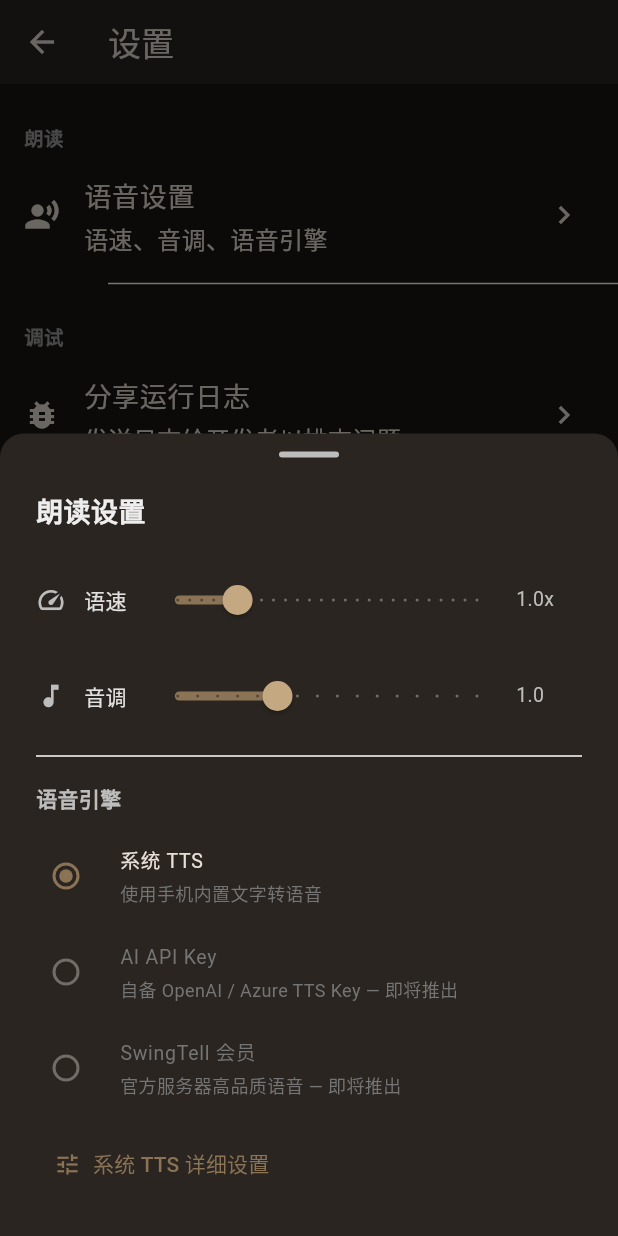
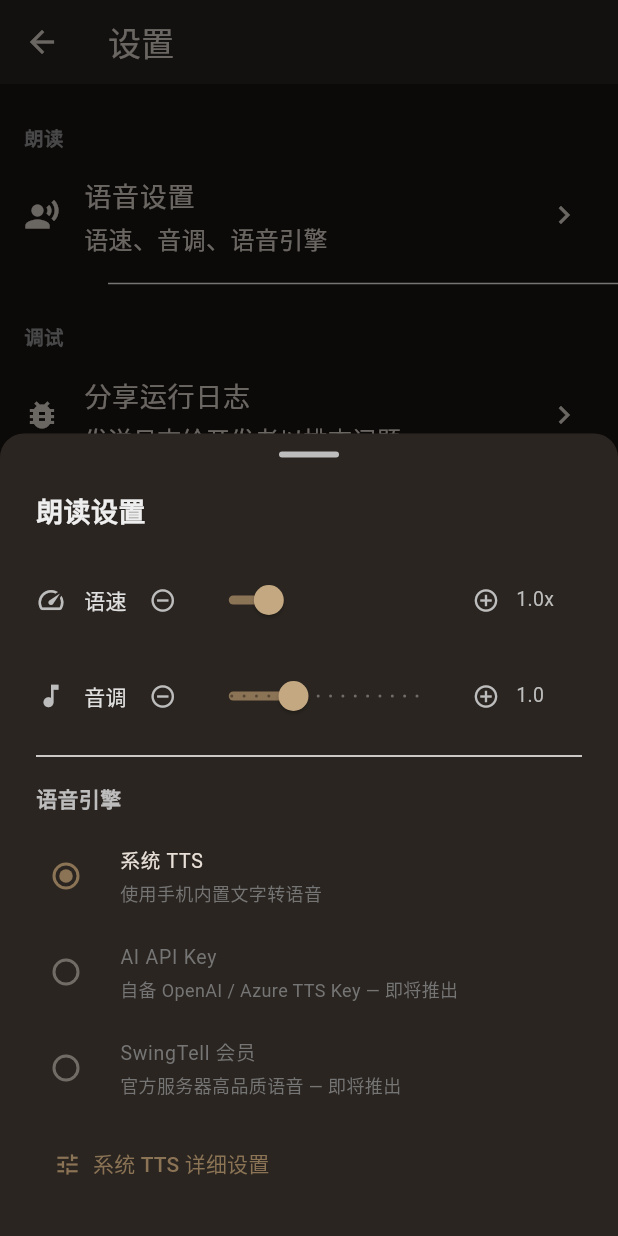
Before and after one commit to Martlet-Tech/Swingtell, a Flutter app: the SettingsPage screen opened directly, after a tap on "语音设置", on a phone screen of 412 x 824 dp. Run offline on Flutter 3.47's test engine with Material 3 defaults, Android fonts, the phone set to English and light mode, and no system bars; our stand-ins replace file_picker, flutter_riverpod, flutter_tts, share_plus, shared_preferences, sqflite; accounts and stored records are empty.

Commit message:
fix: round speed/pitch to 1 decimal to avoid floating-point drift
ToStringAsFixed(1) applied on load and save so button taps can't
accumulate representation error (e.g. 1.4 - 0.1 → 1.299999…).

Co-Authored-By: Claude Opus 4.7 <noreply@anthropic.com>

```diff
--- a/lib/ui/settings/tts_settings_sheet.dart
+++ b/lib/ui/settings/tts_settings_sheet.dart
@@ -40,8 +40,8 @@ class _TtsSettingsSheetState extends ConsumerState<TtsSettingsSheet> {
 
   Future<void> _load() async {
     final settings = ref.read(settingsServiceProvider);
-    final speed = await settings.getSpeed();
-    final pitch = await settings.getPitch();
+    final speed = double.parse((await settings.getSpeed()).toStringAsFixed(1));
+    final pitch = double.parse((await settings.getPitch()).toStringAsFixed(1));
     if (mounted) {
       setState(() {
         _speed = speed;
@@ -51,6 +51,7 @@ class _TtsSettingsSheetState extends ConsumerState<TtsSettingsSheet> {
   }
 
   Future<void> _saveSpeed(double v) async {
+    v = double.parse(v.toStringAsFixed(1));
     final settings = ref.read(settingsServiceProvider);
     await settings.setSpeed(v);
     if (mounted) setState(() => _speed = v);
@@ -58,6 +59,7 @@ class _TtsSettingsSheetState extends ConsumerState<TtsSettingsSheet> {
   }
 
   Future<void> _savePitch(double v) async {
+    v = double.parse(v.toStringAsFixed(1));
     final settings = ref.read(settingsServiceProvider);
     await settings.setPitch(v);
     if (mounted) setState(() => _pitch = v);
@@ -150,12 +152,24 @@ class _TtsSettingsSheetState extends ConsumerState<TtsSettingsSheet> {
     required String displayValue,
     required ValueChanged<double> onChanged,
   }) {
+    final step = (max - min) / divisions;
     return Row(
       children: [
         Icon(icon, size: 20, color: Colors.grey.shade400),
         const SizedBox(width: 12),
         Text(label, style: TextStyle(color: Colors.grey.shade300, fontSize: 14)),
-        const SizedBox(width: 8),
+        const SizedBox(width: 4),
+        IconButton(
+          icon: const Icon(Icons.remove_circle_outline),
+          iconSize: 18,
+          visualDensity: VisualDensity.compact,
+          padding: EdgeInsets.zero,
+          constraints: const BoxConstraints(),
+          color: Colors.grey.shade400,
+          onPressed: value > min
+              ? () => onChanged((value - step).clamp(min, max))
+              : null,
+        ),
         Expanded(
           child: Slider(
             value: value,
@@ -164,6 +178,17 @@ class _TtsSettingsSheetState extends ConsumerState<TtsSettingsSheet> {
             divisions: divisions,
             onChanged: onChanged,
           ),
+        ),
+        IconButton(
+          icon: const Icon(Icons.add_circle_outline),
+          iconSize: 18,
+          visualDensity: VisualDensity.compact,
+          padding: EdgeInsets.zero,
+          constraints: const BoxConstraints(),
+          color: Colors.grey.shade400,
+          onPressed: value < max
+              ? () => onChanged((value + step).clamp(min, max))
+              : null,
         ),
         SizedBox(width: 44, child: Text(displayValue, style: TextStyle(color: Colors.grey.shade400, fontSize: 13))),
       ],
```
